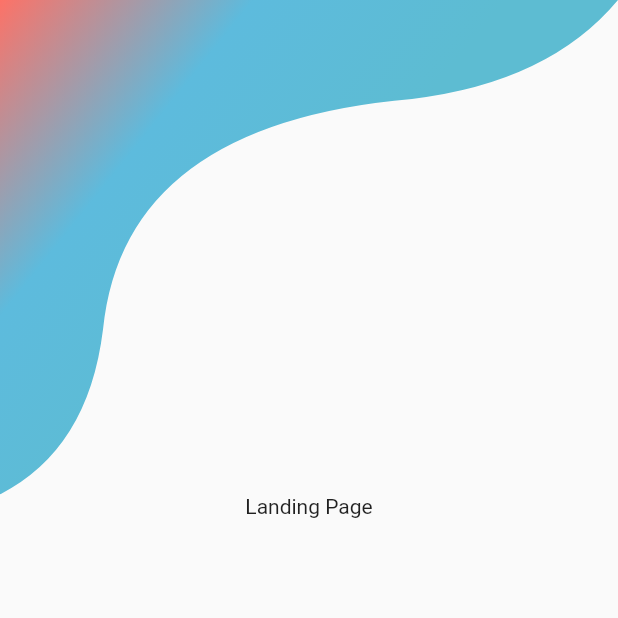
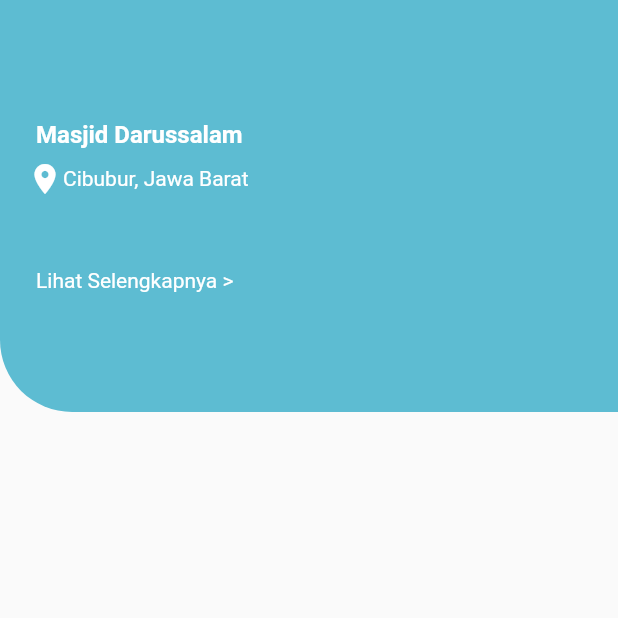
Before and after one commit to hafidzniioman/GoMasjid, a Flutter app: the LandingPage screen opened directly, on a phone screen of 412 x 824 dp, the top half of it. Run offline on Flutter 3.47's test engine with Material 2 defaults, Android fonts, the phone set to English and light mode, and no system bars; our stand-ins replace flutter_spinkit, pin_code_text_field.

Commit message:
home page

```diff
--- a/lib/ui/home/landing_page.dart
+++ b/lib/ui/home/landing_page.dart
@@ -7,18 +7,67 @@ class LandingPage extends StatefulWidget {
 }
 
 class _LandingPageState extends State<LandingPage> {
-
-
   @override
   Widget build(BuildContext context) {
+    var mediaQuery = MediaQuery.of(context);
     return Scaffold(
       body: Column(
-        children: <Widget>[
-          WavyHeaderLogin(),
-Text('Landing Page')
-
-        ],
+        children: <Widget>[_backgroundHome(mediaQuery)],
       ),
     );
   }
 }
+
+Widget _backgroundHome(MediaQueryData mediaQueryData) {
+  return Stack(children: <Widget>[
+    Container(
+      width: double.infinity,
+      height: mediaQueryData.size.height / 3,
+      decoration: BoxDecoration(
+        color: Color(0xFF5DBCD2),
+        shape: BoxShape.rectangle,
+        borderRadius: BorderRadius.only(bottomLeft: Radius.circular(48)),
+      ),
+    ),
+    Column(mainAxisAlignment: MainAxisAlignment.start, children: <Widget>[
+      Container(
+        alignment: Alignment.centerLeft,
+        padding: EdgeInsets.fromLTRB(24, 80, 32, 8),
+        child: Text(
+          'Masjid Darussalam',
+          style: TextStyle(
+              fontSize: 16, fontWeight: FontWeight.bold, color: Colors.white),
+        ),
+      ),
+      Row(
+        children: <Widget>[
+          Padding(
+            padding: const EdgeInsets.only(left: 18.0),
+            child: Icon(
+              Icons.location_on,
+              color: Colors.white,
+            ),
+          ),
+          Text('Cibubur, Jawa Barat', style: TextStyle(color: Colors.white)),
+        ],
+      ),
+      Container(
+        alignment: Alignment.centerLeft,
+        padding: EdgeInsets.only(top: 48, left: 24),
+        child: Text(
+          'Lihat Selengkapnya >',
+          style: TextStyle(color: Colors.white),
+        ),
+      ),
+      // TODO box ambang
+      Container(
+      decoration: BoxDecoration(
+        color: Colors.red,
+        shape: BoxShape.rectangle,
+        borderRadius: BorderRadius.all(Radius.circular(40))
+      ),
+    )
+    ]),
+
+  ]);
+}
```
